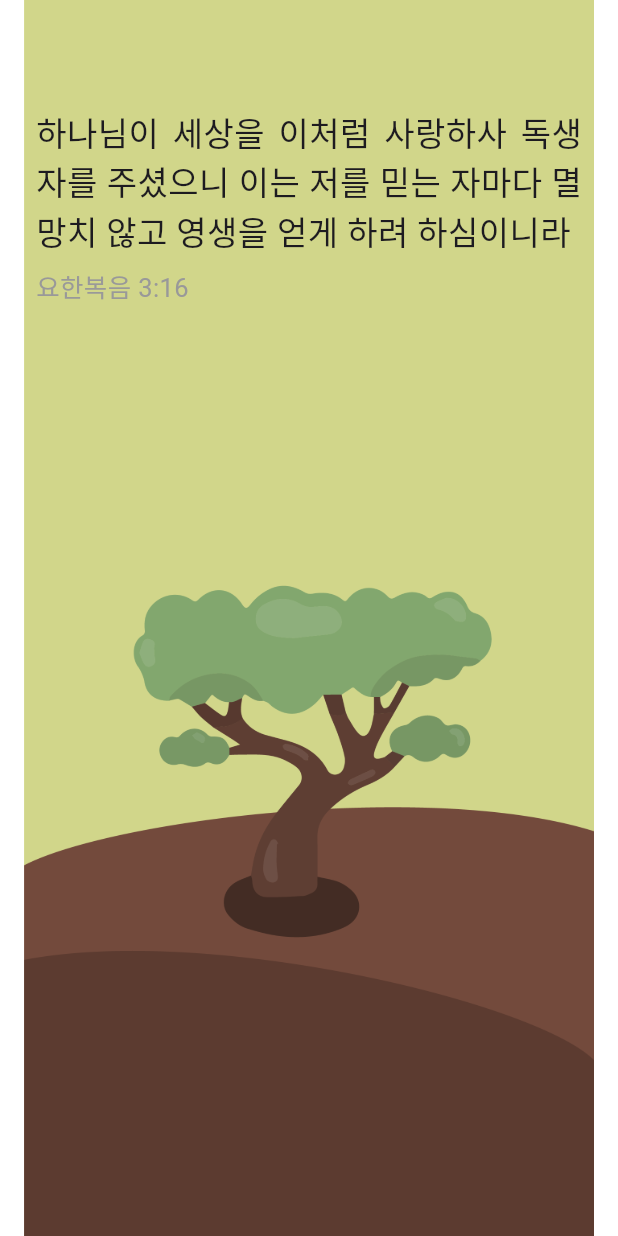
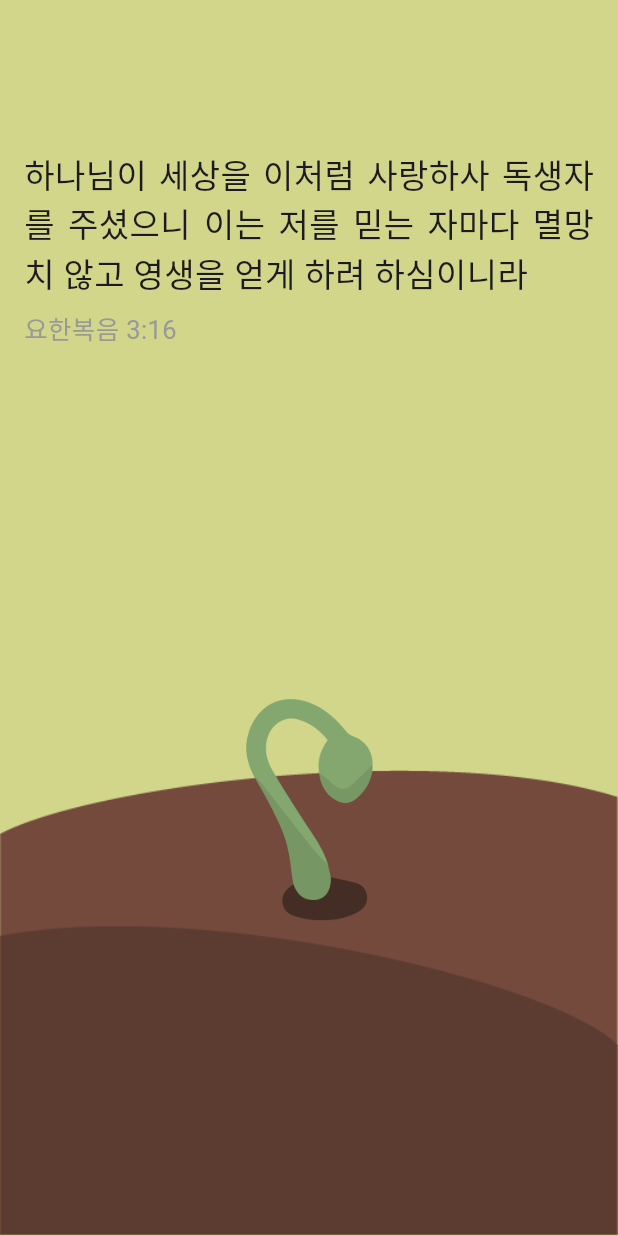
Before and after one commit to wonhj12/bibletree, a Flutter app: the screen it shows after launch, on a phone screen of 412 x 824 dp. Run offline on Flutter 3.47's test engine with Material 3 defaults, Android fonts, the phone set to English and light mode, and no system bars; our stand-ins replace shared_preferences, sqflite; accounts and stored records are empty; Roboto replaces fonts that are missing (Pretendard); project files that could hold a hidden picture were left out.

Commit message:
feat: reworked home view ui

```diff
--- a/lib/views/home_view.dart
+++ b/lib/views/home_view.dart
@@ -2,6 +2,7 @@ import 'package:bibletree/dao/record_dao.dart';
 import 'package:bibletree/models/record_item.dart';
 import 'package:bibletree/models/singleton.dart';
 import 'package:bibletree/models/verse.dart';
+import 'package:bibletree/statics/app_statics.dart';
 import 'package:bibletree/views/record/record_view.dart';
 import 'package:bibletree/views/tree/growth_view.dart';
 import 'package:bibletree/views/tree/tree_view.dart';
@@ -47,11 +48,15 @@ class _HomeViewState extends State<HomeView> {
     Verse todayVerse = _singleton.list[_todayId];
 
     return Container(
+      // color: AppStatics.green,
+
       // BG image
       decoration: const BoxDecoration(
+        color: AppStatics.green,
         image: DecorationImage(
-          fit: BoxFit.fitHeight,
-          image: AssetImage('assets/images/base1.png'),
+          alignment: Alignment.bottomCenter,
+          fit: BoxFit.fitWidth,
+          image: AssetImage('assets/images/base.png'),
         ),
       ),
 
@@ -60,7 +65,6 @@ class _HomeViewState extends State<HomeView> {
         backgroundColor: Colors.transparent,
         body: SafeArea(
           child: Column(
-            mainAxisAlignment: MainAxisAlignment.spaceBetween,
             children: <Widget>[
               // Verse view
               GestureDetector(
@@ -73,16 +77,18 @@ class _HomeViewState extends State<HomeView> {
                       .then((value) => getTodayRecord());
                 },
                 child: Container(
-                  margin: const EdgeInsets.fromLTRB(24, 72, 24, 24),
+                  margin: const EdgeInsets.fromLTRB(16, 100, 16, 0),
                   child: VerseView(
                       todayVerse.verse, todayVerse.book, todayVerse.chapter),
                 ),
               ),
 
+              const Spacer(),
+
               // Tree view
               Container(
                 alignment: Alignment.bottomCenter,
-                margin: const EdgeInsets.fromLTRB(24, 24, 24, 105),
+                margin: const EdgeInsets.only(bottom: 100),
                 child: GestureDetector(
                   onTap: () {
                     Navigator.of(context).push(
--- a/lib/views/tree/tree_view.dart
+++ b/lib/views/tree/tree_view.dart
@@ -6,10 +6,9 @@ class TreeView extends StatelessWidget {
   @override
   Widget build(BuildContext context) {
     return Image.asset(
-      'assets/images/tree1.png',
+      'assets/images/plant1.png',
       width: MediaQuery.of(context).size.width,
       height: MediaQuery.of(context).size.width,
-      fit: BoxFit.cover,
     );
   }
 }
```
Also changed, not shown: assets/images/base.png, assets/images/base1.png (deleted), assets/images/plant4.png.
